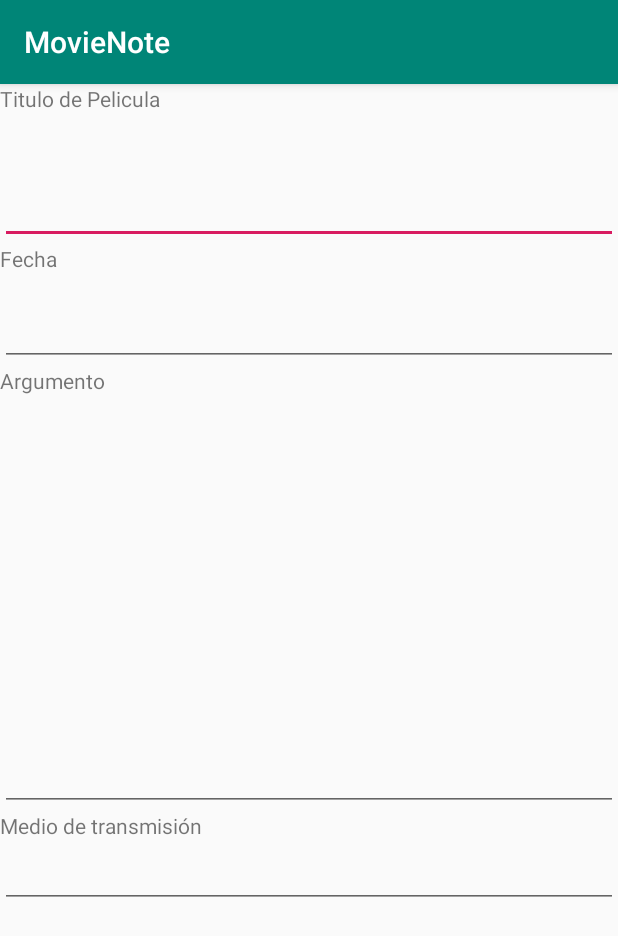
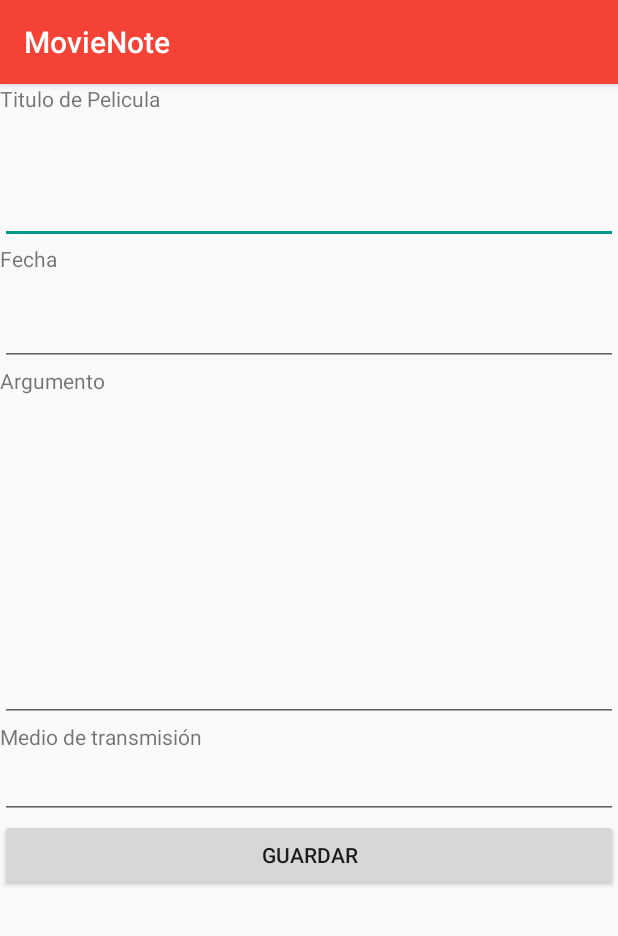
Before and after one commit to RominaDelgado/TdPProyectoFinal, an Android app: the screen it shows after launch (agregar_nota), after a tap on an icon or button, on a phone screen of 412 x 824 dp. Shown: the top 936 px of the screen. Run offline under Robolectric (Android 15) with nearby library versions, the phone set to English and light mode, and no system bars.

Commit message:
boton guardar

```diff
--- a/app/src/main/java/com/example/MovieNote/MainActivity.java
+++ b/app/src/main/java/com/example/MovieNote/MainActivity.java
@@ -21,6 +21,11 @@ public class MainActivity extends AppCompatActivity {
         setContentView(R.layout.activity_main);
         Toolbar toolbar = findViewById(R.id.toolbar);
         setSupportActionBar(toolbar);
+
+        // Icono de action Bar
+        getSupportActionBar().setDisplayShowHomeEnabled(true);
+        getSupportActionBar().setIcon(R.mipmap.ic_launcher);
+
 
         FloatingActionButton fab = findViewById(R.id.fab);
         fab.setOnClickListener(new View.OnClickListener() {
--- a/app/src/main/res/layout/activity_agregar_nota.xml
+++ b/app/src/main/res/layout/activity_agregar_nota.xml
@@ -47,7 +47,7 @@
         <EditText
             android:id="@+id/editText_argumento"
             android:layout_width="match_parent"
-            android:layout_height="277dp"
+            android:layout_height="218dp"
             android:ems="10"
             android:gravity="start|top"
             android:inputType="textMultiLine" />
@@ -66,5 +66,11 @@
             android:inputType="textPersonName"
             tools:visibility="visible" />
 
+        <Button
+            android:id="@+id/button_guardar"
+            android:layout_width="match_parent"
+            android:layout_height="wrap_content"
+            android:text="Guardar" />
+
     </LinearLayout>
 </androidx.constraintlayout.widget.ConstraintLayout>
--- a/app/src/main/res/layout/content_main.xml
+++ b/app/src/main/res/layout/content_main.xml
@@ -18,7 +18,7 @@
             android:id="@+id/textView_listaMovieNote"
             android:layout_width="match_parent"
             android:layout_height="wrap_content"
-            android:text="                             LISTA MovieNote" />
+            android:text="Lista de notas" />
 
         <ListView
             android:id="@+id/listView_listaMovieNote"
--- a/app/src/main/res/values/colors.xml
+++ b/app/src/main/res/values/colors.xml
@@ -1,6 +1,13 @@
 <?xml version="1.0" encoding="utf-8"?>
 <resources>
-    <color name="colorPrimary">#008577</color>
-    <color name="colorPrimaryDark">#00574B</color>
-    <color name="colorAccent">#D81B60</color>
+
+
+
+
+
+    <color name="colorPrimary">#F44336</color>
+    <color name="colorPrimaryDark">#D32F2F</color>
+    <color name="colorAccent">#009688</color>
+
+
 </resources>
--- a/app/src/main/res/values/ic_launcher_background.xml
+++ b/app/src/main/res/values/ic_launcher_background.xml
@@ -1,4 +1,4 @@
 <?xml version="1.0" encoding="utf-8"?>
 <resources>
-    <color name="ic_launcher_background">#25A679</color>
+    <color name="ic_launcher_background">#06F7A3</color>
 </resources>
```
